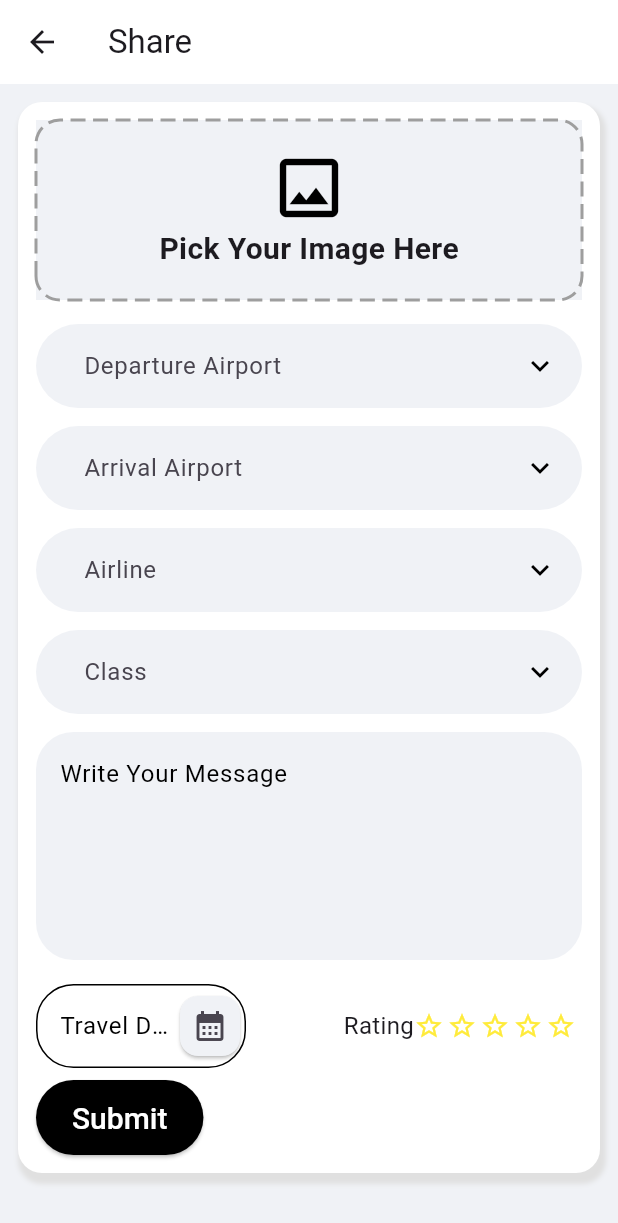
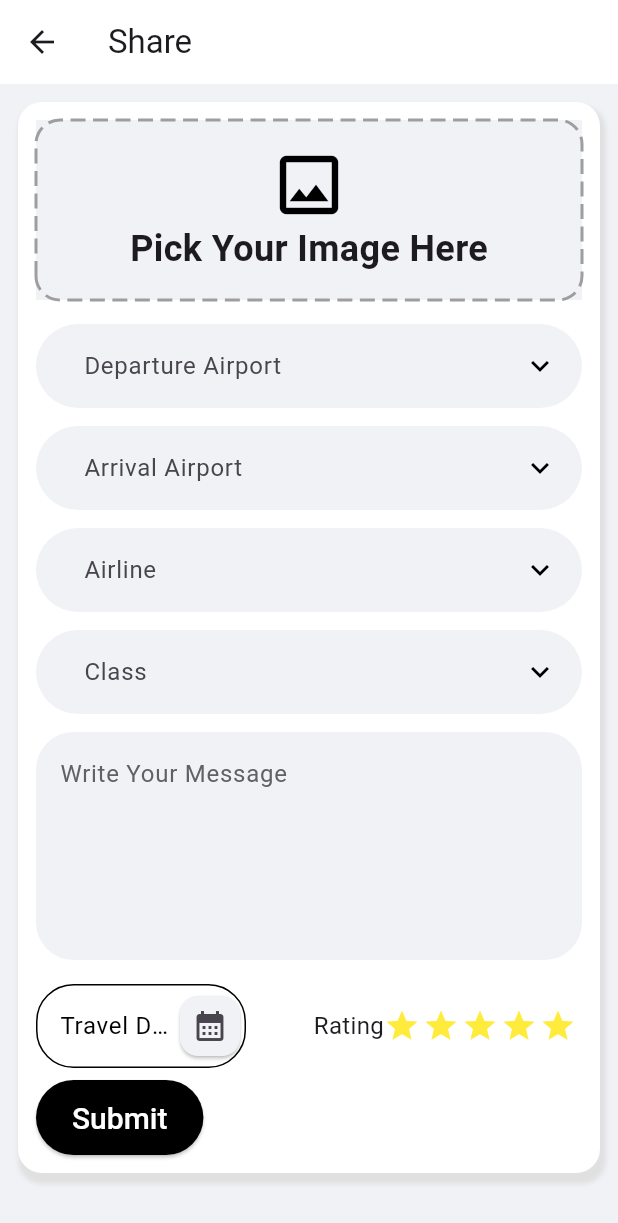
Before and after one commit to amitsurjo57/task_app, a Flutter app: the ShareScreen screen opened directly, on a phone screen of 412 x 824 dp. Shown: the top 1223 px of the screen. Run offline on Flutter 3.47's test engine with Material 3 defaults, Android fonts, the phone set to English and light mode, and no system bars; drawn by our look-alikes of dotted_border; our stand-ins replace cached_network_image, image_picker, shared_preferences, supabase_flutter; missing offline and left inert: simple_month_year_picker; accounts and stored records are empty; network calls fail.

```diff
--- a/lib/data/utils/travel_items_list.dart
+++ b/lib/data/utils/travel_items_list.dart
@@ -1,5 +1,5 @@
-class TravelItemsLists{
-  static const List<String> airports = [
+class TravelItemsLists {
+  static const List<String> departureArrivalAirports = [
     "Dhaka",
     "Cumilla",
     "Sylhet",
@@ -9,4 +9,27 @@ class TravelItemsLists{
     "Rajshahi",
     "Khulna",
   ];
+
+  static const List<String> airlines = [
+    "Bangladesh Airlines",
+    "Quatar Airways",
+    "Biman Bangladesh Airlines",
+    "Novoair",
+    "US-Bangla Airlines",
+    "Emirates",
+  ];
+
+  static const List<String> classAirline = [
+    "First class",
+    "Second class",
+    "Third class",
+  ];
+
+  static const List<String> dummyImage = [
+    "https://encrypted-tbn0.gstatic.com/images?q=tbn:ANd9GcS3MRBY3CNpxA_zzEl8fdtwP74sASAeH6g1ZQ&s",
+    "https://encrypted-tbn0.gstatic.com/images?q=tbn:ANd9GcSlCrr2H8MKBd-BtvEu3xb-8500UmmgDAL-K40NkLPZgp6hI9cw-Y7avc4NqWLhsXRxKp8&usqp=CAU",
+    "https://encrypted-tbn0.gstatic.com/images?q=tbn:ANd9GcTtH9bzFfViXTKDa6POo5HlAKd9qwalXiQFbpN5hiq88E-k8Z_jqCxRGyDAOV2HhyK9pIU&usqp=CAU",
+    "https://encrypted-tbn0.gstatic.com/images?q=tbn:ANd9GcQqd5SqMbbfpLUNmeK7XNyxJevGFaujCrC2d50AYXieb17jFkLVdVvoHFdsV5eEGowrSwk&usqp=CAU",
+    "https://encrypted-tbn0.gstatic.com/images?q=tbn:ANd9GcRU18AvEFfh58O-ucj7ToTxN_gVT68Q4FQrEzWmSkgJc6LYLMPfdnLWoLawxLtCo6lUwgo&usqp=CAU",
+  ];
 }
--- a/lib/presentation/screens/share_screen.dart
+++ b/lib/presentation/screens/share_screen.dart
@@ -4,7 +4,7 @@ import 'package:image_picker/image_picker.dart';
 import 'package:simple_month_year_picker/simple_month_year_picker.dart';
 import 'package:task_app/data/utils/travel_items_list.dart';
 import 'package:task_app/presentation/widgets/my_search_anchor.dart';
-import 'package:task_app/presentation/widgets/rating_star_widget.dart';
+import 'package:task_app/service/supabase_post_service.dart';
 
 class ShareScreen extends StatefulWidget {
   const ShareScreen({super.key});
@@ -24,7 +24,9 @@ class _ShareScreenState extends State<ShareScreen> {
   final SearchController _airLineSearchController = SearchController();
   final SearchController _classSearchController = SearchController();
 
-  List<String> sugCity = [];
+  List<XFile?> _images = [];
+  int _currentRate = 0;
+  bool _inProgress = false;
 
   @override
   void dispose() {
@@ -39,13 +41,20 @@ class _ShareScreenState extends State<ShareScreen> {
   }
 
   Future<void> _onTapPickImage() async {
+    _images.clear();
+
     final ImagePicker picker = ImagePicker();
 
-    List<XFile?> images = await picker.pickMultiImage();
+    _images = await picker.pickMultiImage();
 
-    for (var img in images) {
-      debugPrint("${img?.path}");
+    for (XFile? img in _images) {
+      if (img != null) {
+        var size = await img.length() / (1024 * 1024);
+        debugPrint("Name: ${img.name} Size: ${size.toStringAsFixed(2)}");
       }
+    }
+
+    setState(() {});
   }
 
   Future<void> _onTapTravelDate() async {
@@ -53,12 +62,55 @@ class _ShareScreenState extends State<ShareScreen> {
         await SimpleMonthYearPicker.showMonthYearPickerDialog(
           context: context,
           backgroundColor: Theme.of(context).scaffoldBackgroundColor,
-
         );
 
     _travelDateController.text = dateTime.month.toString().length == 1
         ? "0${dateTime.month} - ${dateTime.year}"
         : "${dateTime.month} - ${dateTime.year}";
+  }
+
+  Future<void> _onTapSubmit() async {
+    if (_departureAirportsSearchController.text.isEmpty &&
+        _arrivalAirportsSearchController.text.isEmpty &&
+        _airLineSearchController.text.isEmpty &&
+        _classSearchController.text.isEmpty &&
+        _messageController.text.isEmpty) {
+      if (mounted) {
+        ScaffoldMessenger.of(context).showSnackBar(
+          SnackBar(content: Text("You have to choose all options")),
+        );
+        return;
+      }
+    }
+
+    _inProgress = true;
+    setState(() {});
+    final supabaseModel = await SupabasePostService.post(
+      captions: _messageController.text,
+      departureAirport: _departureAirportsSearchController.text,
+      arrivalAirport: _arrivalAirportsSearchController.text,
+      airline: _airLineSearchController.text,
+      classAirline: _classSearchController.text,
+      travelDate: _travelDateController.text,
+      ratings: _currentRate,
+      images: _images,
+    );
+    _inProgress = false;
+    setState(() {});
+
+    if (supabaseModel.isSuccessful) {
+      if (mounted) {
+        ScaffoldMessenger.of(
+          context,
+        ).showSnackBar(SnackBar(content: Text(supabaseModel.message)));
+      }
+    } else {
+      if (mounted) {
+        ScaffoldMessenger.of(
+          context,
+        ).showSnackBar(SnackBar(content: Text(supabaseModel.message)));
+      }
+    }
   }
 
   @override
@@ -106,15 +158,28 @@ class _ShareScreenState extends State<ShareScreen> {
             color: Colors.grey,
           ),
           child: Center(
-            child: Column(
+            child: _images.isEmpty
+                ? Column(
                     mainAxisAlignment: MainAxisAlignment.center,
                     children: [
                       Icon(Icons.image_outlined, size: 52),
                       Text(
                         "Pick Your Image Here",
-                  style: TextStyle(fontSize: 20, fontWeight: FontWeight.bold),
+                        style: TextStyle(
+                          fontSize: 24,
+                          fontWeight: FontWeight.bold,
+                        ),
                       ),
                     ],
+                  )
+                : ListView.builder(
+                    itemCount: _images.length,
+                    itemBuilder: (context, index) {
+                      return Text(
+                        _images[index]?.name ?? '',
+                        style: TextStyle(fontSize: 16),
+                      );
+                    },
                   ),
           ),
         ),
@@ -129,22 +194,22 @@ class _ShareScreenState extends State<ShareScreen> {
         MySearchAnchor(
           hintText: "Departure Airport",
           searchController: _departureAirportsSearchController,
-          itemList: TravelItemsLists.airports,
+          itemList: TravelItemsLists.departureArrivalAirports,
         ),
         MySearchAnchor(
           hintText: "Arrival Airport",
           searchController: _arrivalAirportsSearchController,
-          itemList: TravelItemsLists.airports,
+          itemList: TravelItemsLists.departureArrivalAirports,
         ),
         MySearchAnchor(
           hintText: "Airline",
           searchController: _airLineSearchController,
-          itemList: TravelItemsLists.airports,
+          itemList: TravelItemsLists.airlines,
         ),
         MySearchAnchor(
           hintText: "Class",
           searchController: _classSearchController,
-          itemList: TravelItemsLists.airports,
+          itemList: TravelItemsLists.classAirline,
         ),
         TextField(
           controller: _messageController,
@@ -160,6 +225,7 @@ class _ShareScreenState extends State<ShareScreen> {
               borderRadius: BorderRadius.circular(25),
             ),
             hintText: "Write Your Message",
+            hintStyle: TextStyle(color: Colors.grey.shade700),
             filled: true,
             fillColor: Theme.of(context).scaffoldBackgroundColor,
           ),
@@ -194,14 +260,34 @@ class _ShareScreenState extends State<ShareScreen> {
             Row(
               children: [
                 Text("Rating", style: TextStyle(fontSize: 16)),
-                RatingStarWidget(iconSize: 20,),
+                Row(
+                  spacing: 2,
+                  children: [
+                    for (int i = 4; i >= 0; i--)
+                      GestureDetector(
+                        onTap: () {
+                          setState(() {
+                            _currentRate = i;
+                          });
+                        },
+                        child: Icon(
+                          _currentRate <= i ? Icons.star : Icons.star_outline,
+                          color: Colors.yellow,
+                          size: 24,
+                        ),
+                      ),
+                  ],
+                ),
                 SizedBox(width: 4),
               ],
             ),
           ],
         ),
-        ElevatedButton(
-          onPressed: () {},
+        Visibility(
+          visible: !_inProgress,
+          replacement: CircularProgressIndicator(),
+          child: ElevatedButton(
+            onPressed: _onTapSubmit,
             style: ElevatedButton.styleFrom(
               backgroundColor: Colors.black,
               foregroundColor: Colors.white,
@@ -210,6 +296,7 @@ class _ShareScreenState extends State<ShareScreen> {
             ),
             child: Text("Submit"),
           ),
+        ),
       ],
     );
   }
--- a/lib/presentation/widgets/rating_star_widget.dart
+++ /dev/null
@@ -1,41 +0,0 @@
-import 'package:flutter/material.dart';
-
-class RatingStarWidget extends StatefulWidget {
-  final double spacing;
-  final double iconSize;
-
-  const RatingStarWidget({
-    super.key,
-    this.spacing = 2,
-    this.iconSize = 24,
-  });
-
-  @override
-  State<RatingStarWidget> createState() => _RatingStarWidgetState();
-}
-
-class _RatingStarWidgetState extends State<RatingStarWidget> {
-  int _currentRate = 5;
-
-  @override
-  Widget build(BuildContext context) {
-    return Row(
-      spacing: widget.spacing,
-      children: [
-        for (int i = 4; i >= 0; i--)
-          GestureDetector(
-            onTap: () {
-              setState(() {
-                _currentRate = i;
-              });
-            },
-            child: Icon(
-              _currentRate <= i ? Icons.star : Icons.star_outline,
-              color: Colors.yellow,
-              size: widget.iconSize,
-            ),
-          ),
-      ],
-    );
-  }
-}
--- a/lib/service/supabase_auth_service.dart
+++ b/lib/service/supabase_auth_service.dart
@@ -22,9 +22,9 @@ class SupabaseAuthService {
       final userProfile = File(imageFile?.path ?? "");
 
       await supaBase.storage
-          .from('user-profiles-picture')
+          .from('user-files')
           .upload(
-            imageFile?.name ?? "",
+            "${res.user?.id ?? ''}/profile picture/${imageFile?.name ?? ""}",
             userProfile,
             fileOptions: const FileOptions(cacheControl: '3600', upsert: false),
           );
--- a/pubspec.yaml
+++ b/pubspec.yaml
@@ -39,6 +39,7 @@ dependencies:
   expandable_text: 2.3.0
   supabase_flutter: ^2.9.1
   shared_preferences: ^2.5.3
+  cached_network_image: ^3.4.1
   font_awesome_flutter: ^10.8.0
   simple_month_year_picker: ^1.1.0
 
```
Also changed, not shown: lib/models/post_model.dart (+6 -8 lines), lib/presentation/screens/feed_screen.dart (+58 -34 lines), lib/presentation/widgets/facebook_photo_collage.dart (added, +210 -0 lines), lib/presentation/widgets/post_widget.dart (+40 -12 lines), lib/service/supabase_post_service.dart (added, +73 -0 lines), pubspec.lock, 1 other file. Lines whose indentation alone changed are shown as unchanged.
